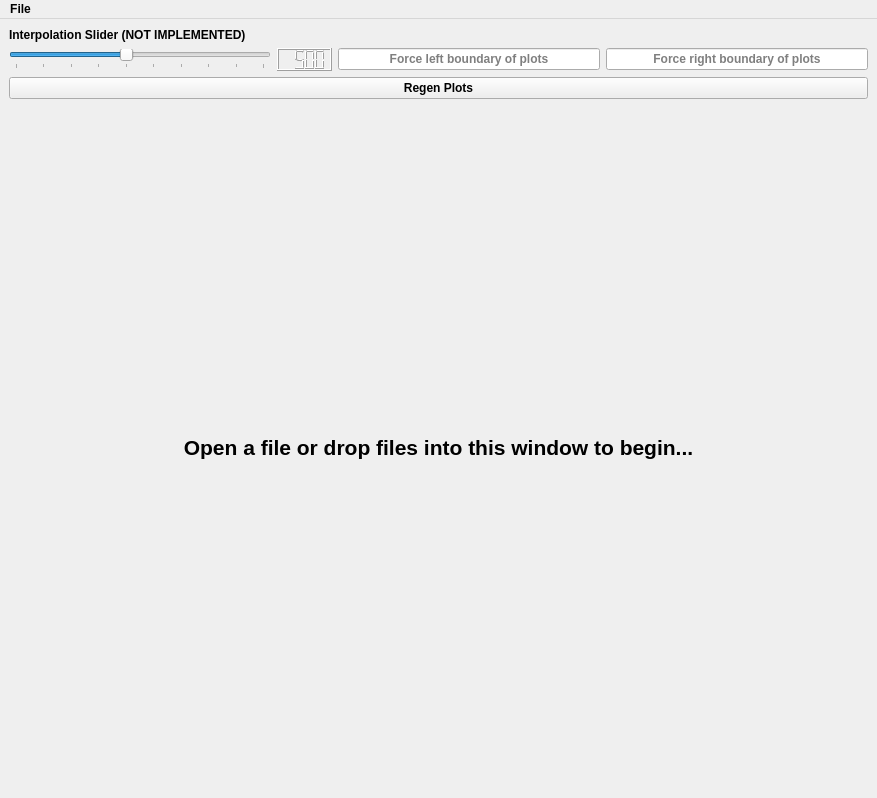
First picture: the form in src/qt_ui/main_window.ui, repository Eric-Meunier/Processor-Suite, before the edit.
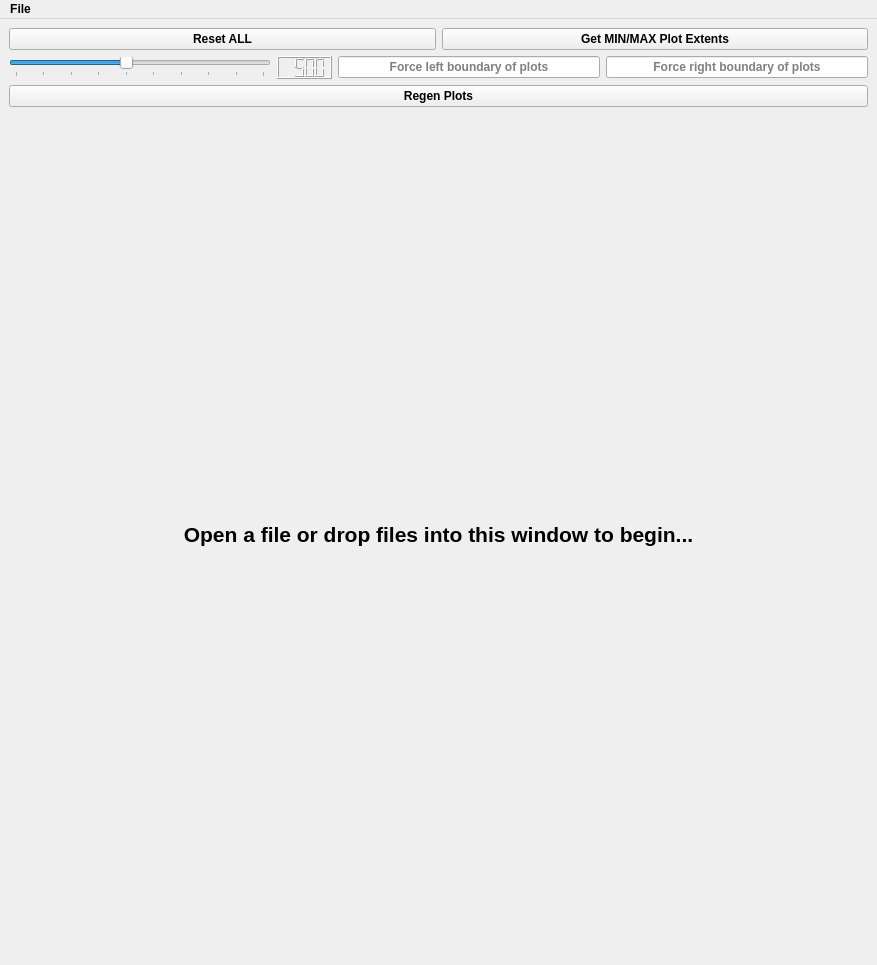
Second picture: the form after the edit.

Commit message: Moved legacy files to another folder and implemented minmax bound finding

Patch:
```diff
--- a/src/qt_ui/main_window.ui
+++ b/src/qt_ui/main_window.ui
@@ -10,7 +10,7 @@
     <x>0</x>
     <y>0</y>
     <width>877</width>
-    <height>798</height>
+    <height>965</height>
    </rect>
   </property>
   <property name="font">
@@ -25,14 +25,22 @@
   <widget class="QWidget" name="centralwidget">
    <layout class="QVBoxLayout" name="verticalLayout">
     <item>
-     <widget class="QLabel" name="label">
+     <layout class="QHBoxLayout" name="horizontalLayout_2">
+      <item>
+       <widget class="QPushButton" name="pshReset">
       <property name="text">
-       <string>Interpolation Slider (NOT IMPLEMENTED)</string>
-      </property>
-      <property name="alignment">
-       <set>Qt::AlignLeading|Qt::AlignLeft|Qt::AlignVCenter</set>
-      </property>
-     </widget>
+         <string>Reset ALL</string>
+        </property>
+       </widget>
+      </item>
+      <item>
+       <widget class="QPushButton" name="pshMinMax">
+        <property name="text">
+         <string>Get MIN/MAX Plot Extents</string>
+        </property>
+       </widget>
+      </item>
+     </layout>
     </item>
     <item>
      <layout class="QHBoxLayout" name="horizontalLayout">
@@ -151,6 +159,9 @@
      <layout class="QVBoxLayout" name="plotLayout">
       <item>
        <widget class="QLabel" name="labeltest">
+        <property name="enabled">
+         <bool>true</bool>
+        </property>
         <property name="sizePolicy">
          <sizepolicy hsizetype="Preferred" vsizetype="MinimumExpanding">
           <horstretch>0</horstretch>
```
Lines whose indentation alone changed are shown as unchanged. The commit also changes 7 other files.
